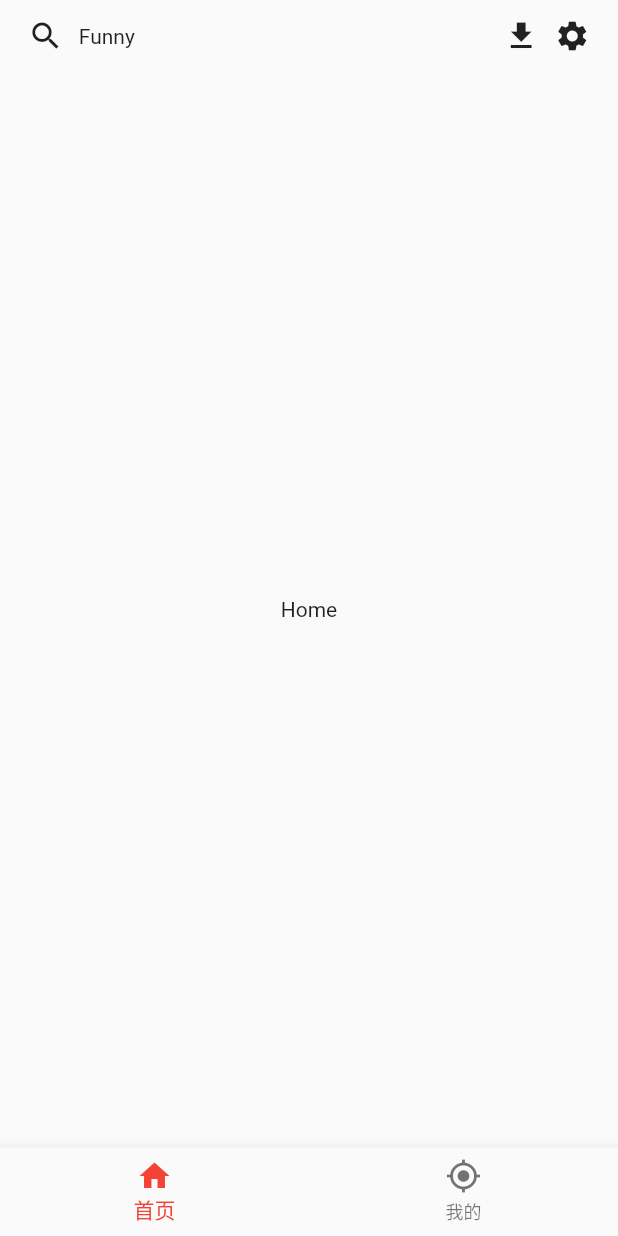
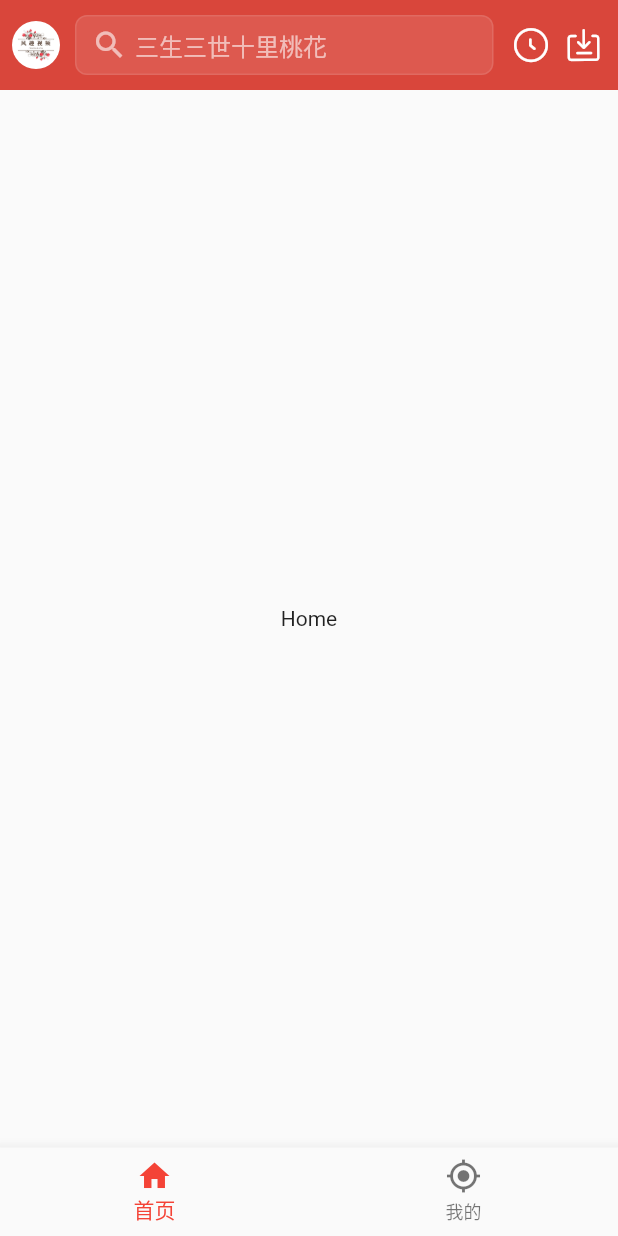
Before and after one commit to liuxinwu/Funny, a Flutter app: the screen it shows after launch, on a phone screen of 412 x 824 dp. Run offline on Flutter 3.47's test engine with Material 2 defaults, Android fonts, the phone set to English and light mode, and no system bars; our stand-ins replace dio, fluttertoast.

Commit message:
feat: 首页头部、状态栏高亮、iconfont

```diff
--- a/lib/main.dart
+++ b/lib/main.dart
@@ -1,7 +1,11 @@
+
 import 'package:flutter/material.dart';
+import 'package:flutter/services.dart';
 import './router/routers.dart';
 
 void main() {
+  // 设置状态栏的显示模式
+  SystemChrome.setSystemUIOverlayStyle(SystemUiOverlayStyle.light);
   runApp(App());
 }
 
@@ -9,10 +13,12 @@ class App extends StatelessWidget {
   @override
   Widget build(BuildContext context) {
     return MaterialApp(
-        title: '风趣视频',
+        title: '风趣娱乐',
         theme: new ThemeData(
           appBarTheme: AppBarTheme(backgroundColor: Colors.red, brightness: Brightness.light),
           primaryColor: Colors.red,
+          brightness: Brightness.light,
+          iconTheme: IconThemeData(color: Colors.white)
         ),
         routes: routers);
   }
--- a/lib/pages/app.dart
+++ b/lib/pages/app.dart
@@ -39,6 +39,8 @@ class _AppState extends State<App> {
         children: [
           SizedBox(
             height: statusBarHeight,
+            child:
+                Container(child: null, color: Color.fromARGB(255, 217, 70, 59)),
           ),
           new Expanded(
             child: getBody(),
--- /dev/null
+++ b/lib/pages/home/components/head.dart
@@ -0,0 +1,45 @@
+import 'package:flutter/material.dart';
+import '/utils/iconfont.dart';
+
+class Head extends StatelessWidget {
+  @override
+  Widget build(BuildContext context) {
+    return Container(
+            height: 60,
+            color: Color.fromARGB(255, 217, 70, 59),
+            child: Padding(
+              padding: EdgeInsets.only(left: 8, right: 8, top: 10, bottom: 10),
+              child: Row(
+                children: [
+                  Padding(
+                      padding: EdgeInsets.fromLTRB(0, 0, 10, 0),
+                      // https://blog.csdn.net/jking54/article/details/97822285 图片圆角的实现方案
+                      child: ClipRRect(
+                        borderRadius: BorderRadius.circular(20),
+                        child: Image.asset("lib/images/logo.png", width: 32,),
+                      )),
+                  new Expanded(
+                    child: Container(
+                      height: 100,
+                      child: Row(children: [
+                        Padding(child: Icon(Icons.search, color: Colors.white60), padding: EdgeInsets.only(left: 10, right: 5),),
+                        Text('三生三世十里桃花', style: TextStyle(color: Colors.white60, fontSize: 16),)
+                      ],),
+                      decoration: BoxDecoration(
+                        color: Colors.white10,
+                        border: Border.all(width: 1, color: Colors.white10),
+                        borderRadius: new BorderRadius.all(
+                          const Radius.circular(8.0),
+                        ),
+                      ),
+                    ),
+                  ),
+                  Padding(
+                      padding: EdgeInsets.fromLTRB(10, 0, 5, 0),
+                      child: Icon(FIcons.recording, size: 30)),
+                  Icon(FIcons.download, size: 30,)
+                ],
+              ),
+            ));
+  }
+}
--- a/lib/pages/home/index.dart
+++ b/lib/pages/home/index.dart
@@ -1,30 +1,15 @@
 import 'package:flutter/material.dart';
 import '/api/cmsApi.dart';
+import './components/head.dart';
 
 class Home extends StatelessWidget {
   @override
   Widget build(BuildContext context) {
     return Column(
       children: [
-        SizedBox(
-          width: 375,
-          height: 48,
-          child: Row(
-            children: [
-              Padding(
-                  padding: EdgeInsets.fromLTRB(0, 5, 10, 5),
-                  child: Icon(Icons.search)),
+        Head(),
         new Expanded(
-                child: Text('Funny'),
-              ),
-              Padding(
-                  padding: EdgeInsets.fromLTRB(10, 5, 10, 5),
-                  child: Icon(Icons.download)),
-              Icon(Icons.settings)
-            ],
-          ),
-        ),
-        new Expanded(child: Center(
+          child: Center(
             child: GestureDetector(
               child: Text('Home'),
               onTap: () async {
@@ -34,8 +19,8 @@ class Home extends StatelessWidget {
                 print(res.data);
               },
             ),
-        ),)
-
+          ),
+        )
       ],
     );
   }
--- /dev/null
+++ b/lib/utils/iconfont.dart
@@ -0,0 +1,20 @@
+import 'package:flutter/cupertino.dart';
+
+// 在配置 confront 的时候，如果没有显示图标并且没有报错的话
+// 重启一下就好了
+
+class FIcons {
+  // 记录
+  static const IconData recording = const IconData(
+      0xe61b,
+      fontFamily: 'FunnyIcon',
+      matchTextDirection: true
+  );
+
+  // 下载
+  static const IconData download = const IconData(
+      0xe60f,
+      fontFamily: 'FunnyIcon',
+      matchTextDirection: true
+  );
+}
```
Also changed, not shown: pubspec.yaml (+6 -9 lines), lib/images/logo.png (added), lib/static/fonts/iconfont.ttf (added), 1 other file. Lines whose indentation alone changed are shown as unchanged.
